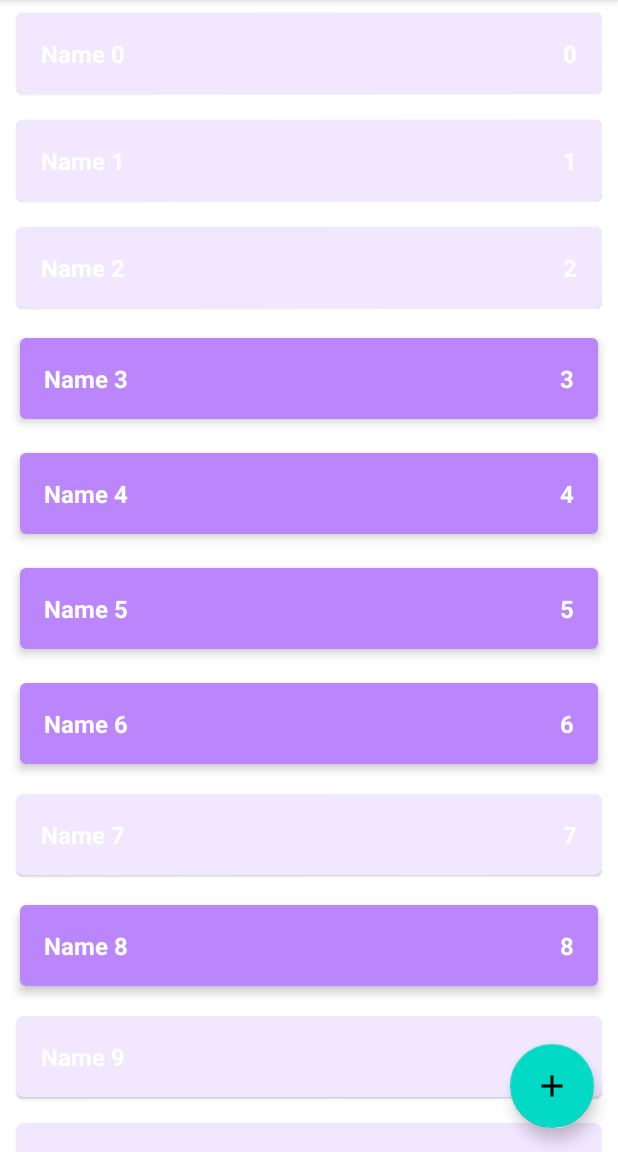
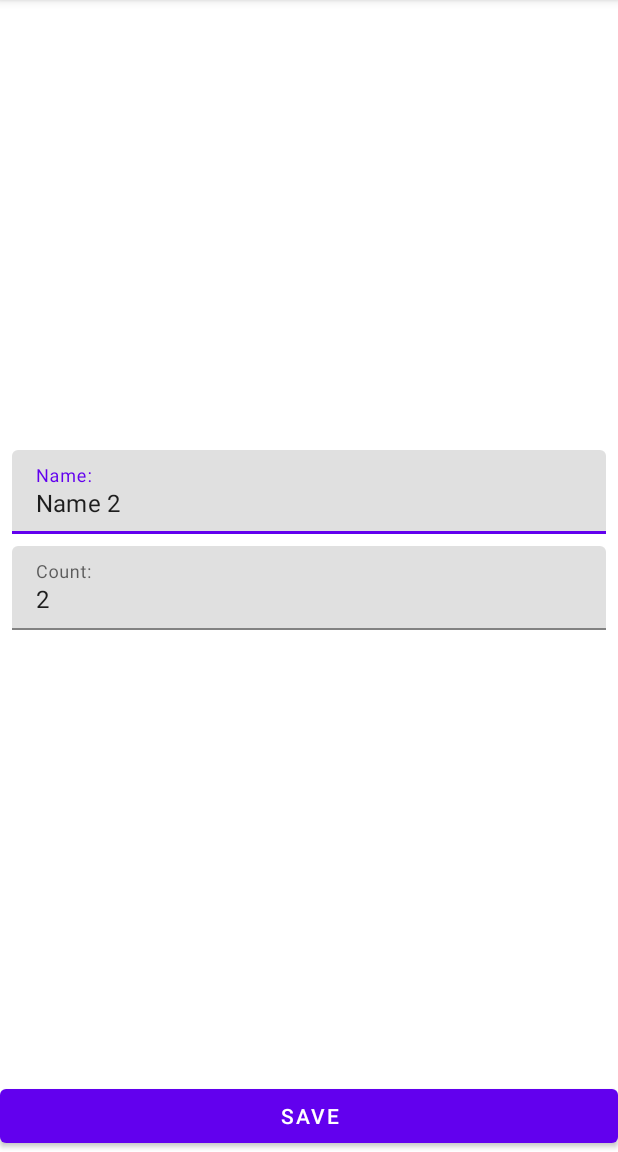
Before and after one commit to AnvarZZ/ShoppingList, an Android app: the screen it shows after launch (MainActivity before the commit, ShopItemActivity after it), after a tap on an icon or button, on a phone screen of 412 x 824 dp, the part 84-1236 px from its top. Run offline under Robolectric (Android 15) with nearby library versions, the phone set to English and light mode, and no system bars.

Commit message:
Creating Shop item activity

```diff
--- a/app/src/main/java/az/brains/shoppinglist/presentation/MainActivity.kt
+++ b/app/src/main/java/az/brains/shoppinglist/presentation/MainActivity.kt
@@ -1,11 +1,13 @@
 package az.brains.shoppinglist.presentation
 
+import android.content.Intent
 import android.os.Bundle
 import androidx.appcompat.app.AppCompatActivity
 import androidx.lifecycle.ViewModelProvider
 import androidx.recyclerview.widget.ItemTouchHelper
 import androidx.recyclerview.widget.RecyclerView
 import az.brains.shoppinglist.R
+import com.google.android.material.floatingactionbutton.FloatingActionButton
 
 class MainActivity : AppCompatActivity() {
 
@@ -19,6 +21,11 @@ class MainActivity : AppCompatActivity() {
         viewModel = ViewModelProvider(this)[MainViewModel::class.java]
         viewModel.shopList.observe(this) {
             shopListAdapter.submitList(it)
+        }
+        val buttonAddItem = findViewById<FloatingActionButton>(R.id.button_add_shop_item)
+        buttonAddItem.setOnClickListener {
+            val intent = ShopItemActivity.newIntentAddItem(this)
+            startActivity(intent)
         }
     }
 
@@ -71,6 +78,8 @@ class MainActivity : AppCompatActivity() {
 
     private fun setupClickListener() {
         shopListAdapter.onShopClickListener = {
+            val intent = ShopItemActivity.newIntentEditItem(this, it.id)
+            startActivity(intent)
         }
     }
 }
--- a/app/src/main/java/az/brains/shoppinglist/presentation/MainViewModel.kt
+++ b/app/src/main/java/az/brains/shoppinglist/presentation/MainViewModel.kt
@@ -1,6 +1,5 @@
 package az.brains.shoppinglist.presentation
 
-import androidx.lifecycle.MutableLiveData
 import androidx.lifecycle.ViewModel
 import az.brains.shoppinglist.data.ShopListRepositoryImpl
 import az.brains.shoppinglist.domain.DeleteShopItemUseCase
--- /dev/null
+++ b/app/src/main/java/az/brains/shoppinglist/presentation/ShopItemActivity.kt
@@ -0,0 +1,158 @@
+package az.brains.shoppinglist.presentation
+
+import android.content.Context
+import android.content.Intent
+import android.os.Bundle
+import android.text.Editable
+import android.text.TextWatcher
+import android.widget.Button
+import android.widget.EditText
+import androidx.appcompat.app.AppCompatActivity
+import androidx.lifecycle.ViewModelProvider
+import az.brains.shoppinglist.R
+import az.brains.shoppinglist.domain.ShopItem
+import com.google.android.material.textfield.TextInputLayout
+
+class ShopItemActivity : AppCompatActivity() {
+
+    private lateinit var viewModel: ShopItemViewModel
+
+    private lateinit var tilName: TextInputLayout
+    private lateinit var tilCount: TextInputLayout
+    private lateinit var etName: EditText
+    private lateinit var etCount: EditText
+    private lateinit var buttonSave: Button
+
+    private var screenMode = MODE_UNKNOWN
+    private var shopItemId = ShopItem.UNDEFINED_ID
+
+    override fun onCreate(savedInstanceState: Bundle?) {
+        super.onCreate(savedInstanceState)
+        setContentView(R.layout.activity_shop_item)
+        parseIntent()
+        viewModel = ViewModelProvider(this)[ShopItemViewModel::class.java]
+        initViews()
+        addTextChangeListeners()
+        launchCorrectMode()
+        observeViewModel()
+    }
+
+    private fun observeViewModel() {
+        viewModel.errorInputCount.observe(this) {
+            val message = if (it == true) {
+                getString(R.string.error_input_count)
+            } else {
+                null
+            }
+            tilCount.error = message
+        }
+        viewModel.errorInputName.observe(this) {
+            val message = if (it == true) {
+                getString(R.string.error_input_name)
+            } else {
+                null
+            }
+            tilName.error = message
+        }
+        viewModel.shouldCloseScreen.observe(this) {
+            finish()
+        }
+    }
+
+    private fun launchCorrectMode() {
+        when (screenMode) {
+            MODE_EDIT -> launchEditMode()
+            MODE_ADD -> launchAddMode()
+        }
+    }
+
+    private fun addTextChangeListeners() {
+        etName.addTextChangedListener(object : TextWatcher {
+            override fun beforeTextChanged(p0: CharSequence?, p1: Int, p2: Int, p3: Int) {
+            }
+
+            override fun onTextChanged(p0: CharSequence?, p1: Int, p2: Int, p3: Int) {
+                viewModel.resetErrorInputName()
+            }
+
+            override fun afterTextChanged(p0: Editable?) {
+            }
+
+        })
+        etCount.addTextChangedListener(object : TextWatcher {
+            override fun beforeTextChanged(p0: CharSequence?, p1: Int, p2: Int, p3: Int) {
+            }
+
+            override fun onTextChanged(p0: CharSequence?, p1: Int, p2: Int, p3: Int) {
+                viewModel.resetErrorInputCount()
+            }
+
+            override fun afterTextChanged(p0: Editable?) {
+            }
+
+        })
+    }
+
+    private fun launchEditMode() {
+        viewModel.getShopItem(shopItemId)
+        viewModel.shopItem.observe(this) {
+            etName.setText(it.name)
+            etCount.setText(it.count.toString())
+        }
+        buttonSave.setOnClickListener {
+            viewModel.editShopItem(etName.text?.toString(), etCount.text?.toString())
+        }
+    }
+
+    private fun launchAddMode() {
+        buttonSave.setOnClickListener {
+            viewModel.addShopItem(etName.text?.toString(), etCount.text?.toString())
+        }
+    }
+
+    private fun parseIntent() {
+        if (!intent.hasExtra(EXTRA_SCREEN_MODE)) {
+            throw RuntimeException("Param screen mode is absent")
+        }
+        val mode = intent.getStringExtra(EXTRA_SCREEN_MODE)
+        if (mode != MODE_EDIT && mode != MODE_ADD) {
+            throw RuntimeException("Unknown screen mode $mode")
+        }
+        screenMode = mode
+        if (screenMode == MODE_EDIT) {
+            if (!intent.hasExtra(EXTRA_SHOP_ITEM_ID)) {
+                throw RuntimeException("Param shop item id is absent")
+            }
+            shopItemId = intent.getIntExtra(EXTRA_SHOP_ITEM_ID, ShopItem.UNDEFINED_ID)
+        }
+    }
+
+    private fun initViews() {
+        tilName = findViewById(R.id.til_name)
+        tilCount = findViewById(R.id.til_count)
+        etName = findViewById(R.id.et_name)
+        etCount = findViewById(R.id.et_count)
+        buttonSave = findViewById(R.id.save_button)
+    }
+
+    companion object {
+        private const val EXTRA_SCREEN_MODE = "extra_mode"
+        private const val EXTRA_SHOP_ITEM_ID = "extra_shop_item_id"
+        private const val MODE_EDIT = "mode_edit"
+        private const val MODE_ADD = "mode_add"
+        private const val MODE_UNKNOWN = ""
+
+        fun newIntentAddItem(context: Context): Intent {
+            val intent = Intent(context, ShopItemActivity::class.java)
+            intent.putExtra(EXTRA_SCREEN_MODE, MODE_ADD)
+            return intent
+        }
+
+        fun newIntentEditItem(context: Context, shopItemId: Int): Intent {
+            val intent = Intent(context, ShopItemActivity::class.java)
+            intent.putExtra(EXTRA_SCREEN_MODE, MODE_EDIT)
+            intent.putExtra(EXTRA_SHOP_ITEM_ID, shopItemId)
+            return intent
+        }
+    }
+}
--- /dev/null
+++ b/app/src/main/java/az/brains/shoppinglist/presentation/ShopItemViewModel.kt
@@ -0,0 +1,101 @@
+package az.brains.shoppinglist.presentation
+
+import androidx.lifecycle.LiveData
+import androidx.lifecycle.MutableLiveData
+import androidx.lifecycle.ViewModel
+import az.brains.shoppinglist.data.ShopListRepositoryImpl
+import az.brains.shoppinglist.domain.AddShopItemUseCase
+import az.brains.shoppinglist.domain.EditShopItemUseCase
+import az.brains.shoppinglist.domain.GetShopItemUseCase
+import az.brains.shoppinglist.domain.ShopItem
+
+class ShopItemViewModel : ViewModel() {
+
+    private val repository = ShopListRepositoryImpl
+
+    private val getShopItemUseCase = GetShopItemUseCase(repository)
+    private val addShopItemUseCase = AddShopItemUseCase(repository)
+    private val editShopItemUseCase = EditShopItemUseCase(repository)
+
+    private val _errorInputName = MutableLiveData<Boolean>()
+    val errorInputName: LiveData<Boolean>
+        get() = _errorInputName
+
+    private val _errorInputCount = MutableLiveData<Boolean>()
+    val errorInputCount: LiveData<Boolean>
+        get() = _errorInputCount
+
+    private val _shopItem = MutableLiveData<ShopItem>()
+    val shopItem: LiveData<ShopItem>
+        get() = _shopItem
+
+    private val _shouldCloseScreen = MutableLiveData<Unit>()
+    val shouldCloseScreen: LiveData<Unit>
+        get() = _shouldCloseScreen
+
+    fun getShopItem(shopItemId: Int) {
+        val item = getShopItemUseCase.getShopItem(shopItemId)
+        _shopItem.value = item
+    }
+
+    fun addShopItem(inputName: String?, inputCount: String?) {
+        val name = parseName(inputName)
+        val count = parseCount(inputCount)
+        val fieldsValid = validateInput(name, count)
+        if (fieldsValid) {
+            val shopItem = ShopItem(name, count, true)
+            addShopItemUseCase.addShopItem(shopItem)
+            finishWork()
+        }
+    }
+
+    fun editShopItem(inputName: String?, inputCount: String?) {
+        val name = parseName(inputName)
+        val count = parseCount(inputCount)
+        val fieldsValid = validateInput(name, count)
+        if (fieldsValid) {
+            _shopItem.value?.let {
+                val item = it.copy(name = name, count = count)
+                editShopItemUseCase.editShopItem(item)
+                finishWork()
+            }
+        }
+    }
+
+    private fun parseName(inputName: String?): String {
+        return inputName?.trim() ?: ""
+    }
+
+    private fun parseCount(inputCount: String?): Int {
+        return try {
+            inputCount?.trim()?.toInt() ?: 0
+        } catch (e: Exception) {
+            0
+        }
+    }
+
+    private fun validateInput(name: String, count: Int): Boolean {
+        var result = true
+        if (name.isBlank()) {
+            _errorInputName.value = true
+            result = false
+        }
+        if (count <= 0) {
+            _errorInputCount.value = true
+            result = false
+        }
+        return result
+    }
+
+    fun resetErrorInputName() {
+        _errorInputName.value = false
+    }
+
+    fun resetErrorInputCount() {
+        _errorInputCount.value = false
+    }
+
+    private fun finishWork() {
+        _shouldCloseScreen.value = Unit
+    }
+}
--- /dev/null
+++ b/app/src/main/res/layout/activity_shop_item.xml
@@ -0,0 +1,58 @@
+<?xml version="1.0" encoding="utf-8"?>
+<androidx.constraintlayout.widget.ConstraintLayout xmlns:android="http://schemas.android.com/apk/res/android"
+    xmlns:app="http://schemas.android.com/apk/res-auto"
+    xmlns:tools="http://schemas.android.com/tools"
+    android:layout_width="match_parent"
+    android:layout_height="match_parent"
+    tools:context=".presentation.ShopItemActivity">
+
+    <com.google.android.material.textfield.TextInputLayout
+        android:id="@+id/til_name"
+        android:layout_width="0dp"
+        android:layout_height="wrap_content"
+        android:layout_marginStart="8dp"
+        android:layout_marginEnd="8dp"
+        android:layout_marginBottom="4dp"
+        app:layout_constraintBottom_toTopOf="@id/til_count"
+        app:layout_constraintEnd_toEndOf="parent"
+        app:layout_constraintStart_toStartOf="parent"
+        app:layout_constraintTop_toTopOf="parent"
+        app:layout_constraintVertical_chainStyle="packed">
+
+        <com.google.android.material.textfield.TextInputEditText
+            android:id="@+id/et_name"
+            android:layout_width="match_parent"
+            android:layout_height="wrap_content"
+            android:hint="@string/name_hint"
+            android:inputType="textCapWords" />
+    </com.google.android.material.textfield.TextInputLayout>
+
+    <com.google.android.material.textfield.TextInputLayout
+        android:id="@+id/til_count"
+        android:layout_width="0dp"
+        android:layout_height="wrap_content"
+        android:layout_marginStart="8dp"
+        android:layout_marginTop="4dp"
+        android:layout_marginEnd="8dp"
+        app:layout_constraintBottom_toTopOf="@+id/save_button"
+        app:layout_constraintEnd_toEndOf="parent"
+        app:layout_constraintStart_toStartOf="parent"
+        app:layout_constraintTop_toBottomOf="@+id/til_name">
+
+        <com.google.android.material.textfield.TextInputEditText
+            android:id="@+id/et_count"
+            android:layout_width="match_parent"
+            android:layout_height="wrap_content"
+            android:hint="@string/count_hint"
+            android:inputType="number" />
+    </com.google.android.material.textfield.TextInputLayout>
+
+    <Button
+        android:id="@+id/save_button"
+        android:layout_width="0dp"
+        android:layout_height="wrap_content"
+        android:text="@string/save_btn"
+        app:layout_constraintBottom_toBottomOf="parent"
+        app:layout_constraintEnd_toEndOf="parent"
+        app:layout_constraintStart_toStartOf="parent" />
+</androidx.constraintlayout.widget.ConstraintLayout>
--- a/app/src/main/res/values/strings.xml
+++ b/app/src/main/res/values/strings.xml
@@ -1,4 +1,9 @@
 <resources>
     <string name="app_name">Shopping List</string>
     <string name="add_shop_item_content_description">Add new shop item</string>
+    <string name="name_hint">Name:</string>
+    <string name="count_hint">Count:</string>
+    <string name="save_btn">Save</string>
+    <string name="error_input_name">Invalid name</string>
+    <string name="error_input_count">Invalid count</string>
 </resources>
```
Also changed, not shown: app/src/main/AndroidManifest.xml (+6 -5 lines).
